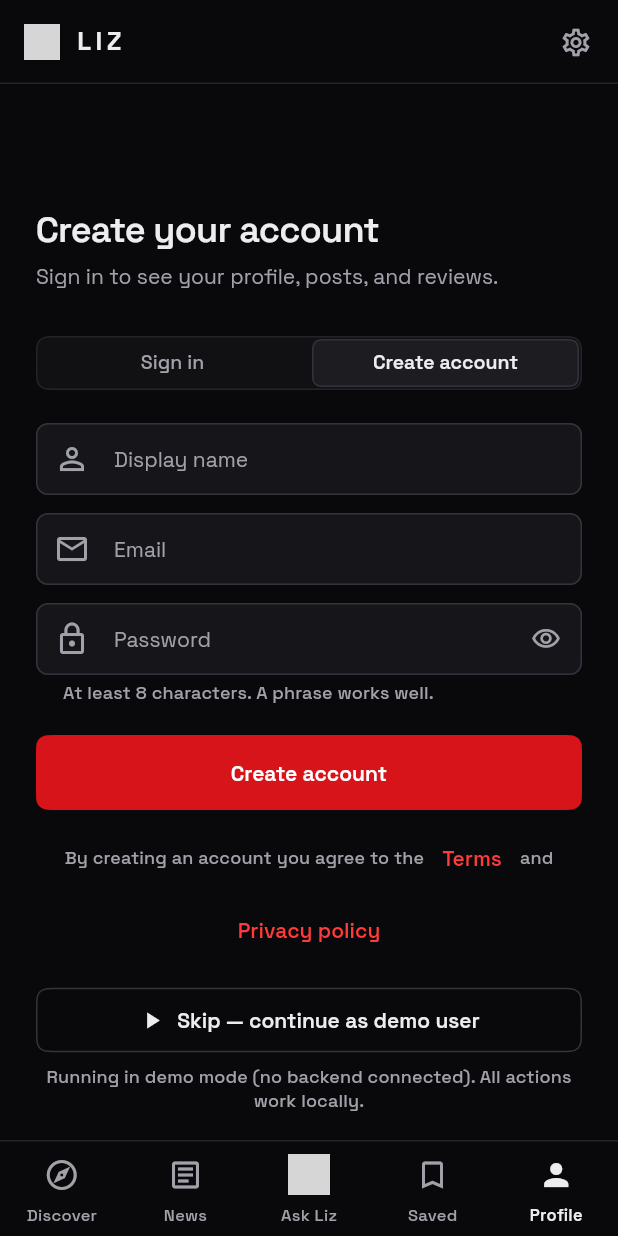
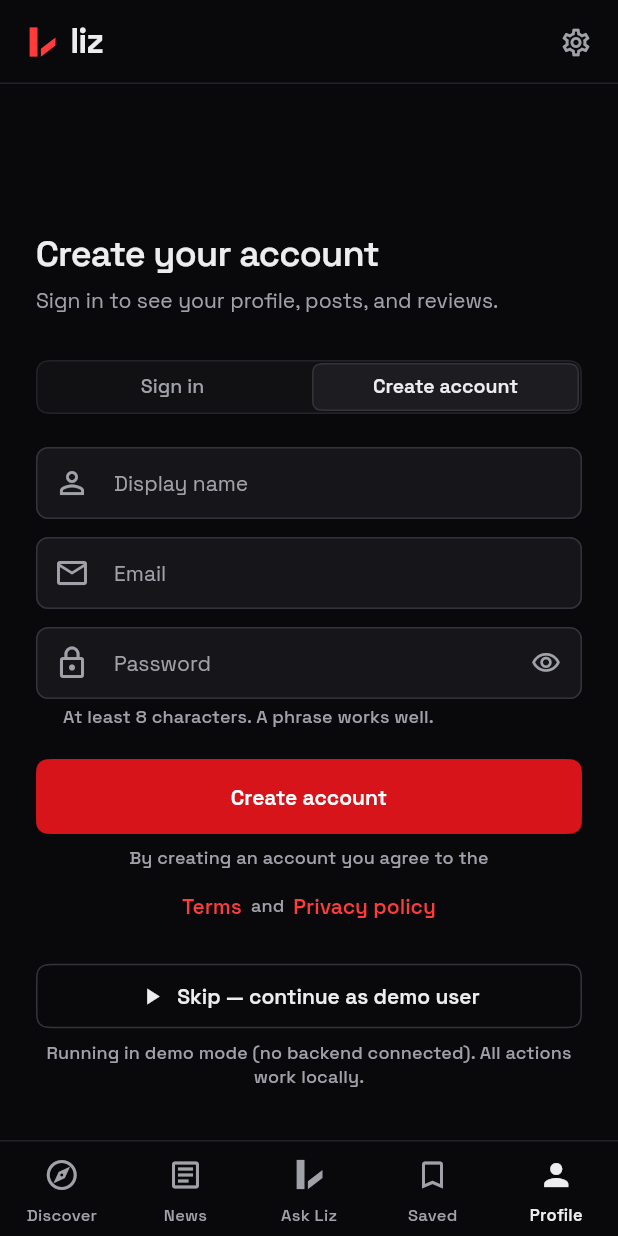
Before and after one commit to jeswinbenedict/LIZ, a Flutter app: the ProfileScreen screen opened by its route, after a tap on "Create account", on a phone screen of 412 x 824 dp. Run offline on Flutter 3.47's test engine with Material 3 defaults, Android fonts, the phone set to English and light mode, and no system bars; our stand-ins replace cached_network_image, firebase_auth, firebase_core, firebase_messaging, flutter_riverpod, go_router and 6 more; missing offline and left inert: dart:js_interop; accounts and stored records are empty; grey boxes are pictures that could not be loaded.

Commit message:
feat(brand): "the Rise" mark, and one look for every section
A new mark: the stem of the l and a blade rising from the baseline, two
flat shapes drawn by a painter (no image asset, no glow), with "liz" set
in lowercase beside it. tool/brand/make_icons.py draws the favicon, app
icons, splash and link-preview card from the same points.

Uniformity: SectionAction is the one style for actions beside a section
title (grey, on the title's line, at the edge); cards hover with a
lighter edge instead of red; "New" and "AI" badges are neutral; headline
and Ask Liz example cards sit in rows of equal height; the New this week
shelf lines up with the grid; the sign-up agreement line no longer
breaks around its links.

Co-Authored-By: Claude Opus 5.5 <noreply@anthropic.com>

```diff
--- a/lib/app/responsive/adaptive_shell.dart
+++ b/lib/app/responsive/adaptive_shell.dart
@@ -676,7 +676,9 @@ class _ShortcutHint extends StatelessWidget {
 
 /// The brand mark and name, for sidebars and phone top bars.
 class LizWordmark extends StatelessWidget {
-  const LizWordmark({super.key, this.size = 26});
+  const LizWordmark({super.key, this.size = 24});
+
+  /// The mark's height; the word is set to match it.
   final double size;
 
   @override
@@ -687,18 +689,21 @@ class LizWordmark extends StatelessWidget {
       mainAxisSize: MainAxisSize.min,
       children: [
         ExcludeSemantics(child: LizMark(size: size)),
-        const SizedBox(width: 10),
-        // Set in spaced capitals; read as the name, not spelled out.
+        SizedBox(width: size * 0.3),
+        // Lowercase, bold and set tight: the l of the word repeats the stem
+        // of the mark beside it.
         Semantics(
           container: true,
           label: 'Liz',
           excludeSemantics: true,
           child: Text(
-            'LIZ',
+            'liz',
             style: LizText.title3.copyWith(
               color: context.liz.textPrimary,
+              fontSize: size * 0.95,
+              height: 1,
               fontWeight: FontWeight.w700,
-              letterSpacing: 3,
+              letterSpacing: -size * 0.03,
             ),
           ),
         ),
--- a/lib/features/ask_liz/ask_liz_screen.dart
+++ b/lib/features/ask_liz/ask_liz_screen.dart
@@ -8,6 +8,7 @@ import '../../core/providers.dart';
 import '../../core/telemetry/analytics.dart';
 import '../../shared/models/tool.dart';
 import '../../shared/widgets/badges.dart';
+import '../../shared/widgets/equal_height_grid.dart';
 import '../../shared/widgets/liz_card.dart';
 import '../../shared/widgets/liz_mark.dart';
 import '../../shared/widgets/skeletons.dart';
@@ -486,7 +487,7 @@ class _Intro extends StatelessWidget {
                   ),
                 ),
                 alignment: Alignment.center,
-                child: const LizMark(size: 42),
+                child: const LizMark(size: 30),
               ),
               const SizedBox(height: 20),
               Semantics(
@@ -514,15 +515,12 @@ class _Intro extends StatelessWidget {
               LayoutBuilder(
                 builder: (context, constraints) {
                   final columns = constraints.maxWidth >= 520 ? 2 : 1;
-                  final width =
-                      (constraints.maxWidth - (columns - 1) * 12) / columns;
-                  return Wrap(
+                  return EqualHeightGrid(
+                    columns: columns,
                     spacing: 12,
-                    runSpacing: 12,
                     children: [
                       for (var i = 0; i < examples.length; i++)
                         SizedBox(
-                          width: width,
                           child: LizCard(
                             padding: const EdgeInsets.symmetric(
                               horizontal: 14,
--- a/lib/features/auth/sign_in_view.dart
+++ b/lib/features/auth/sign_in_view.dart
@@ -49,6 +49,12 @@ class SignInView extends ConsumerStatefulWidget {
 }
 
 class _SignInViewState extends ConsumerState<SignInView> {
+  /// A link inside a sentence: tight padding, still a 48-wide target.
+  static final _inlineLink = TextButton.styleFrom(
+    padding: const EdgeInsets.symmetric(horizontal: 6),
+    minimumSize: const Size(48, 40),
+  );
+
   final _email = TextEditingController();
   final _password = TextEditingController();
   final _name = TextEditingController();
@@ -395,19 +401,30 @@ class _SignInViewState extends ConsumerState<SignInView> {
             // Say what signing up agrees to before it happens, and let it be
             // read without losing what has been typed into the form.
             if (_isSignUp)
-              Wrap(
-                alignment: WrapAlignment.center,
-                crossAxisAlignment: WrapCrossAlignment.center,
+              // The sentence on one line and its two links on the next,
+              // set close: a wrap of full-size buttons left holes in it.
+              Column(
                 children: [
-                  Text('By creating an account you agree to the', style: small),
+                  Text(
+                    'By creating an account you agree to the',
+                    style: small,
+                    textAlign: TextAlign.center,
+                  ),
+                  Row(
+                    mainAxisAlignment: MainAxisAlignment.center,
+                    children: [
                       TextButton(
+                        style: _inlineLink,
                         onPressed: () => _openPage('/terms', keepSheet: true),
                         child: const Text('Terms'),
                       ),
                       Text('and', style: small),
                       TextButton(
+                        style: _inlineLink,
                         onPressed: () => _openPage('/privacy', keepSheet: true),
                         child: const Text('Privacy policy'),
+                      ),
+                    ],
                   ),
                 ],
               )
--- a/lib/features/discover/new_this_week.dart
+++ b/lib/features/discover/new_this_week.dart
@@ -33,7 +33,7 @@ class ToolShelf extends ConsumerWidget {
 
     final width = MediaQuery.sizeOf(context).width;
     final gutter = LizSpacing.gutter(width);
-    final cardWidth = context.isPhone ? width * 0.78 : 320.0;
+    final phone = context.isPhone;
     final items = state.items.take(12).toList();
 
     return Column(
@@ -42,7 +42,17 @@ class ToolShelf extends ConsumerWidget {
         SectionHeader(title: title, subtitle: subtitle, action: action),
         SizedBox(
           height: toolCardExtent(context),
-          child: ListView.separated(
+          child: LayoutBuilder(
+            builder: (context, box) {
+              // On a wide window the cards are the width of the grid's
+              // columns below, so the shelf lines up with everything under
+              // it; the next card peeks in at the edge to say it scrolls.
+              final columns = gridColumnsFor(width);
+              final room = box.maxWidth - gutter * 2;
+              final cardWidth = phone
+                  ? width * 0.78
+                  : (room - 16 * (columns - 1)) / columns;
+              return ListView.separated(
                 scrollDirection: Axis.horizontal,
                 padding: EdgeInsets.symmetric(horizontal: gutter),
                 itemCount: items.length,
@@ -51,6 +61,8 @@ class ToolShelf extends ConsumerWidget {
                   width: cardWidth,
                   child: ToolCard(tool: items[i]),
                 ),
+              );
+            },
           ),
         ),
       ],
@@ -80,7 +92,7 @@ class NewThisWeek extends ConsumerWidget {
       ),
       action: onSeeAll == null
           ? null
-          : TextButton(onPressed: onSeeAll, child: const Text('See all')),
+          : SectionAction(label: 'See all', onPressed: onSeeAll!),
     );
   }
 }
@@ -102,9 +114,10 @@ class ForYou extends ConsumerWidget {
         pricing: ref.watch(discoverPricingProvider),
         categories: ([...interests]..sort()).join(','),
       ),
-      action: TextButton(
+      action: SectionAction(
+        label: 'Edit',
+        icon: Icons.tune,
         onPressed: () => showInterestPicker(context),
-        child: const Text('Edit'),
       ),
     );
   }
--- a/lib/features/discover/tool_headlines.dart
+++ b/lib/features/discover/tool_headlines.dart
@@ -6,6 +6,7 @@ import 'package:url_launcher/url_launcher.dart';
 import '../../app/theme.dart';
 import '../../core/providers.dart';
 import '../../core/repository/repositories.dart';
+import '../../shared/widgets/equal_height_grid.dart';
 import '../../shared/widgets/page_header.dart';
 import '../../shared/widgets/time_ago.dart';
 import '../../shared/widgets/news_card.dart' show newsSourceLabel;
@@ -35,9 +36,9 @@ class ToolHeadlines extends ConsumerWidget {
         SectionHeader(
           title: 'Tools in the headlines',
           subtitle: 'Recent stories that name a tool Liz lists.',
-          action: TextButton(
+          action: SectionAction(
+            label: 'All news',
             onPressed: () => context.go('/news'),
-            child: const Text('All news'),
           ),
         ),
         Padding(
@@ -45,17 +46,9 @@ class ToolHeadlines extends ConsumerWidget {
           child: LayoutBuilder(
             builder: (context, box) {
               final columns = box.maxWidth >= 720 ? 2 : 1;
-              final width = (box.maxWidth - 16 * (columns - 1)) / columns;
-              return Wrap(
-                spacing: 16,
-                runSpacing: 16,
-                children: [
-                  for (final h in items)
-                    SizedBox(
-                      width: width,
-                      child: _HeadlineCard(headline: h),
-                    ),
-                ],
+              return EqualHeightGrid(
+                columns: columns,
+                children: [for (final h in items) _HeadlineCard(headline: h)],
               );
             },
           ),
@@ -88,7 +81,8 @@ class _HeadlineCard extends StatelessWidget {
       child: Column(
         crossAxisAlignment: CrossAxisAlignment.stretch,
         children: [
-          Semantics(
+          Expanded(
+            child: Semantics(
               link: true,
               linkUrl: Uri.tryParse(item.url),
               label: '${item.title}, from ${item.source ?? 'the news'}',
@@ -137,25 +131,27 @@ class _HeadlineCard extends StatelessWidget {
                 ),
               ),
             ),
+          ),
           Padding(
-            padding: const EdgeInsets.fromLTRB(10, 0, 10, 10),
+            padding: const EdgeInsets.fromLTRB(12, 0, 12, 12),
             child: Wrap(
-              spacing: 6,
-              runSpacing: 6,
+              spacing: 8,
+              runSpacing: 4,
               children: [
                 for (final t in headline.tools.take(3))
-                  TextButton.icon(
-                    style: TextButton.styleFrom(
-                      minimumSize: const Size(48, 40),
-                      padding: const EdgeInsets.symmetric(horizontal: 8),
+                  ActionChip(
+                    tooltip: 'Open ${t.name}',
+                    avatar: Icon(
+                      Icons.arrow_forward,
+                      size: 14,
+                      color: p.textSecondary,
                     ),
+                    label: Text(t.name),
                     onPressed: () => context.push(
                       t.slug.isEmpty
                           ? '/tool/${t.id}'
                           : '/tools/${Uri.encodeComponent(t.slug)}',
                     ),
-                    icon: const Icon(Icons.arrow_forward, size: 15),
-                    label: Text(t.name),
                   ),
               ],
             ),
--- a/lib/features/tool_detail/maker_badge.dart
+++ b/lib/features/tool_detail/maker_badge.dart
@@ -5,6 +5,7 @@ import '../../app/theme.dart';
 import '../../core/config/env.dart';
 import '../../core/telemetry/analytics.dart';
 import '../../shared/models/tool.dart';
+import '../../shared/widgets/page_header.dart';
 import '../../shared/widgets/tool_link.dart';
 
 /// The badge a maker embeds on their own site, linking back to the tool's
@@ -91,9 +92,9 @@ class MakerBadgeRow extends StatelessWidget {
               style: LizText.callout.copyWith(color: p.textSecondary),
             ),
           ),
-          TextButton(
+          SectionAction(
+            label: 'Get a badge',
             onPressed: () => showMakerBadgeSheet(context, tool),
-            child: const Text('Get a badge'),
           ),
         ],
       ),
--- a/lib/features/tool_detail/similar_tools.dart
+++ b/lib/features/tool_detail/similar_tools.dart
@@ -7,6 +7,7 @@ import '../../core/providers.dart';
 import '../../shared/models/tool.dart';
 import '../../shared/widgets/badges.dart';
 import '../../shared/widgets/liz_card.dart';
+import '../../shared/widgets/page_header.dart';
 import '../../shared/widgets/tool_link.dart';
 import '../../shared/widgets/tool_logo.dart';
 
@@ -56,9 +57,9 @@ class SimilarToolsSection extends ConsumerWidget {
                 ),
               ),
               if (slug != null)
-                TextButton(
+                SectionAction(
+                  label: 'See all',
                   onPressed: () => context.push('/alternatives/$slug'),
-                  child: const Text('See all'),
                 ),
             ],
           ),
--- /dev/null
+++ b/lib/shared/widgets/equal_height_grid.dart
@@ -0,0 +1,44 @@
+import 'package:flutter/material.dart';
+
+/// Cards in rows of [columns], every card in a row as tall as the tallest.
+/// For short lists of cards whose text runs to different lengths (headlines,
+/// example prompts), where a Wrap left each row ragged along its foot. A
+/// short last row keeps the column widths of the rows above it.
+class EqualHeightGrid extends StatelessWidget {
+  const EqualHeightGrid({
+    super.key,
+    required this.columns,
+    required this.children,
+    this.spacing = 16,
+  });
+
+  final int columns;
+  final List<Widget> children;
+  final double spacing;
+
+  @override
+  Widget build(BuildContext context) {
+    final rows = <Widget>[];
+    for (var start = 0; start < children.length; start += columns) {
+      final row = children.skip(start).take(columns).toList();
+      if (rows.isNotEmpty) rows.add(SizedBox(height: spacing));
+      rows.add(
+        IntrinsicHeight(
+          child: Row(
+            crossAxisAlignment: CrossAxisAlignment.stretch,
+            children: [
+              for (var i = 0; i < columns; i++) ...[
+                if (i > 0) SizedBox(width: spacing),
+                Expanded(child: i < row.length ? row[i] : const SizedBox()),
+              ],
+            ],
+          ),
+        ),
+      );
+    }
+    return Column(
+      crossAxisAlignment: CrossAxisAlignment.stretch,
+      children: rows,
+    );
+  }
+}
--- a/lib/shared/widgets/liz_card.dart
+++ b/lib/shared/widgets/liz_card.dart
@@ -52,15 +52,13 @@ class _LizCardState extends State<LizCard> {
       curve: LizMotion.ease,
       transform: Matrix4.translationValues(0, lifted && !reduce ? -2 : 0, 0),
       decoration: ShapeDecoration(
-        color: p.surface,
         shape: LizRadius.shape(
           widget.radius,
-          // Under the pointer a card is lit: a red edge and a faint glow.
-          side: BorderSide(
-            color: lifted ? p.accent.withValues(alpha: 0.65) : p.hairline,
-          ),
+          // Under the pointer a card lifts and its edge brightens — the
+          // same on every card, and never red: red means an action.
+          side: BorderSide(color: lifted ? p.hairlineStrong : p.hairline),
         ),
-        shadows: lifted ? LizShadows.glow(p, strength: 0.4) : const [],
+        color: lifted ? p.surfaceMuted : p.surface,
       ),
       child: Material(
         type: MaterialType.transparency,
--- a/lib/shared/widgets/liz_mark.dart
+++ b/lib/shared/widgets/liz_mark.dart
@@ -1,34 +1,42 @@
-import 'dart:ui' show ImageFilter;
-
 import 'package:flutter/material.dart';
 
 import '../../app/theme.dart';
 
-/// The Liz mark: the circled Z. It stands for Liz everywhere — the brand in
-/// the sidebar and top bar (LizWordmark), the head of Ask Liz, and every
-/// control or label that means "Liz does this" (Ask Liz, AI summaries), where
-/// a generic sparkle used to be.
+/// The Liz mark, "the Rise": the stem of the l, and beside it a blade rising
+/// from the baseline — a tool climbing past the rest. Two flat shapes on a
+/// 64-unit grid, no outline, no glow, so it holds from a 16-pixel favicon to
+/// a billboard (docs/DESIGN.md §2, Brand).
+///
+/// It stands for Liz everywhere: beside the wordmark ([LizWordmark]), at the
+/// head of Ask Liz, and on every control that means "Liz does this".
 class LizMark extends StatelessWidget {
-  /// The brand: accent red with a soft glow.
+  /// The brand: in accent red.
   const LizMark({super.key, double this.size = 28, this.color})
-    : glow = true,
-      _asIcon = false;
+    : _asIcon = false;
 
   /// In place of an [Icon]: the size and colour of the [IconTheme] around it
-  /// unless given (so buttons, nav bars and pills colour it as they would an
-  /// icon), and no glow unless asked for.
-  const LizMark.icon({super.key, this.size, this.color, this.glow = false})
-    : _asIcon = true;
+  /// unless given, so buttons, nav bars and pills colour it as they would an
+  /// icon.
+  const LizMark.icon({super.key, this.size, this.color}) : _asIcon = true;
 
   final double? size;
   final Color? color;
-  final bool glow;
   final bool _asIcon;
 
-  /// The artwork leaves a wider margin round the circle than an icon font
-  /// leaves round its glyph; drawn this much larger, the two read the same
-  /// size side by side.
-  static const _iconScale = 1.15;
+  /// The two shapes, in units of a 64-square: the stem, then the blade.
+  /// The same points draw the app icons (tool/brand/make_icons.py).
+  static const stem = [
+    Offset(10, 6),
+    Offset(24, 6),
+    Offset(24, 58),
+    Offset(10, 58),
+  ];
+  static const blade = [
+    Offset(30, 44),
+    Offset(56, 24),
+    Offset(56, 38),
+    Offset(30, 58),
+  ];
 
   @override
   Widget build(BuildContext context) {
@@ -36,47 +44,32 @@ class LizMark extends StatelessWidget {
     final theme = IconTheme.of(context);
     final box = size ?? (_asIcon ? theme.size ?? 24 : 28);
     final ink = color ?? (_asIcon ? theme.color ?? p.textSecondary : p.accent);
-    final drawn = _asIcon ? box * _iconScale : box;
-    final dpr = MediaQuery.devicePixelRatioOf(context);
-
-    // The artwork is a single near-black glyph on transparency, tinted.
-    // ColorFiltered rather than Image's own `color`: the latter renders
-    // nothing under CanvasKit. A blurred copy behind it is its glow.
-    Widget glyph(Color tint) => ColorFiltered(
-      colorFilter: ColorFilter.mode(tint, BlendMode.srcIn),
-      child: Image.asset(
-        'assets/branding/liz-logo-light.png',
-        width: drawn,
-        height: drawn,
-        cacheWidth: (drawn * dpr).round(),
-        cacheHeight: (drawn * dpr).round(),
-        filterQuality: FilterQuality.high,
-      ),
-    );
-
-    final mark = Stack(
-      alignment: Alignment.center,
-      children: [
-        if (glow)
-          ImageFiltered(
-            imageFilter: ImageFilter.blur(sigmaX: 4, sigmaY: 4),
-            child: glyph(p.glow.withValues(alpha: 0.9)),
-          ),
-        glyph(ink),
-      ],
-    );
-    if (!_asIcon) return mark;
     return SizedBox.square(
       dimension: box,
-      // Minimums of zero: a button forcing its 48-pixel tap target on the
-      // box must not reach the glyph inside.
-      child: OverflowBox(
-        minWidth: 0,
-        minHeight: 0,
-        maxWidth: drawn,
-        maxHeight: drawn,
-        child: mark,
-      ),
+      child: CustomPaint(painter: LizMarkPainter(ink)),
     );
   }
 }
+
+/// Paints [LizMark.stem] and [LizMark.blade] scaled to the canvas.
+class LizMarkPainter extends CustomPainter {
+  const LizMarkPainter(this.color);
+  final Color color;
+
+  @override
+  void paint(Canvas canvas, Size size) {
+    final unit = size.shortestSide / 64;
+    final paint = Paint()
+      ..color = color
+      ..isAntiAlias = true;
+    for (final shape in const [LizMark.stem, LizMark.blade]) {
+      canvas.drawPath(
+        Path()..addPolygon([for (final o in shape) o * unit], true),
+        paint,
+      );
+    }
+  }
+
+  @override
+  bool shouldRepaint(LizMarkPainter old) => old.color != color;
+}
--- a/lib/shared/widgets/page_header.dart
+++ b/lib/shared/widgets/page_header.dart
@@ -89,22 +89,27 @@ class SectionHeader extends StatelessWidget {
   Widget build(BuildContext context) {
     final p = context.liz;
     final gutter = LizSpacing.gutter(MediaQuery.sizeOf(context).width);
+    // The action sits on the title's line, centred on it, at the right
+    // edge of the section — the same place in every section of the app.
     return Padding(
       padding: padding ?? EdgeInsets.fromLTRB(gutter, 28, gutter, 12),
-      child: Row(
-        crossAxisAlignment: CrossAxisAlignment.end,
-        children: [
-          Expanded(
       child: Column(
         crossAxisAlignment: CrossAxisAlignment.start,
         children: [
-                Semantics(
+          Row(
+            children: [
+              Expanded(
+                child: Semantics(
                   container: true,
                   header: true,
                   child: Text(
                     title,
                     style: LizText.title2.copyWith(color: p.textPrimary),
                   ),
+                ),
+              ),
+              if (action != null) ...[const SizedBox(width: 16), action!],
+            ],
           ),
           if (subtitle != null) ...[
             const SizedBox(height: 2),
@@ -115,8 +120,63 @@ class SectionHeader extends StatelessWidget {
           ],
         ],
       ),
+    );
+  }
+}
+
+/// The one way to put an action beside a section's title: quiet grey words
+/// that brighten under the pointer. Going somewhere ("See all") ends in an
+/// arrow; making something ("Write a review") starts with its [icon]. Red is
+/// kept for a page's one primary action, so section actions never use it.
+class SectionAction extends StatelessWidget {
+  const SectionAction({
+    super.key,
+    required this.label,
+    required this.onPressed,
+    this.icon,
+  });
+
+  final String label;
+  final VoidCallback onPressed;
+  final IconData? icon;
+
+  @override
+  Widget build(BuildContext context) {
+    // Moved right by its own padding, so the words — not the invisible edge
+    // of the button — line up with the right edge of the section below.
+    return Transform.translate(
+      offset: const Offset(10, 0),
+      child: _button(context.liz),
+    );
+  }
+
+  Widget _button(LizPalette p) {
+    return TextButton(
+      style:
+          TextButton.styleFrom(
+            foregroundColor: p.textSecondary,
+            minimumSize: const Size(48, 40),
+            padding: const EdgeInsets.symmetric(horizontal: 10),
+            textStyle: LizText.subhead.copyWith(fontWeight: FontWeight.w600),
+          ).copyWith(
+            foregroundColor: WidgetStateProperty.resolveWith(
+              (s) =>
+                  s.contains(WidgetState.hovered) ||
+                      s.contains(WidgetState.focused)
+                  ? p.textPrimary
+                  : p.textSecondary,
             ),
-          ?action,
+          ),
+      onPressed: onPressed,
+      child: Row(
+        mainAxisSize: MainAxisSize.min,
+        children: [
+          if (icon != null) ...[Icon(icon, size: 16), const SizedBox(width: 6)],
+          Text(label),
+          if (icon == null) ...[
+            const SizedBox(width: 4),
+            const Icon(Icons.arrow_forward, size: 16),
+          ],
         ],
       ),
     );
--- a/lib/shared/widgets/tool_card.dart
+++ b/lib/shared/widgets/tool_card.dart
@@ -73,7 +73,7 @@ class ToolCard extends StatelessWidget {
                         ),
                         if (tool.isNew) ...[
                           const SizedBox(width: 6),
-                          LizPill(label: 'New', color: p.accent),
+                          const LizPill(label: 'New'),
                         ],
                       ],
                     ),
--- a/pubspec.yaml
+++ b/pubspec.yaml
@@ -107,10 +107,6 @@ flutter:
   # the material Icons class.
   uses-material-design: true
 
-  # To add assets to your application, add an assets section, like this:
-  assets:
-    - assets/branding/
-
   # Fonts are bundled rather than fetched from fonts.gstatic.com at runtime:
   # fetching cost 1.6 MB per load, sent every visitor's IP to Google, and laid
   # the UI out with fallback metrics first (clipped chip labels). Both are
```
Also changed, not shown: lib/features/tool_detail/tool_detail_screen.dart (+9 -12 lines), assets/icon/liz-icon-red.png, assets/icon/liz-splash.png, 18 other files. Lines whose indentation alone changed are shown as unchanged.
